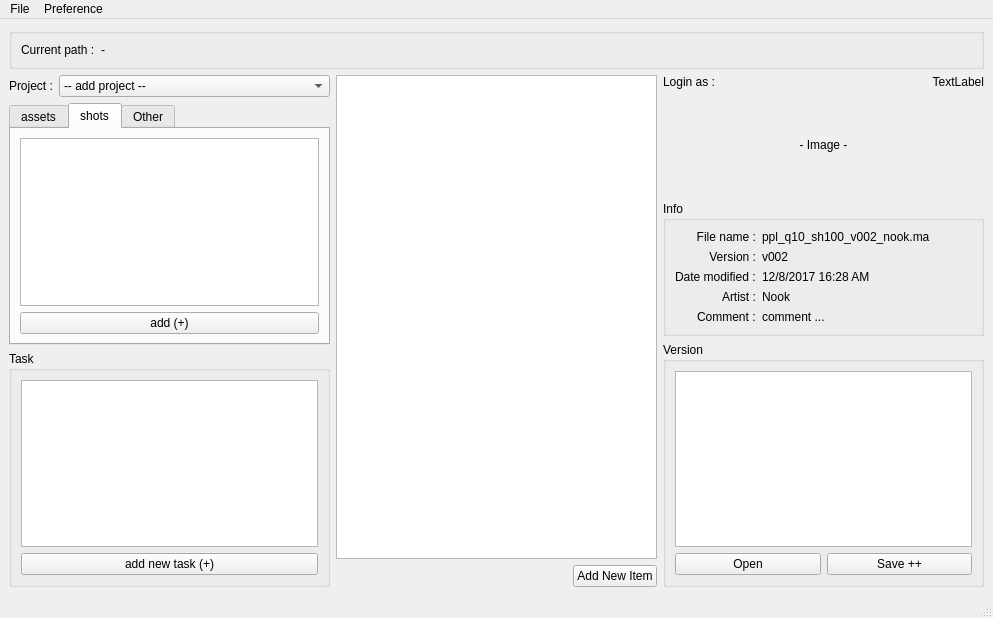
Before: the Qt Designer form ui/projectExplorer.ui in Shayen/sal_pipeline, drawn with Qt 5.
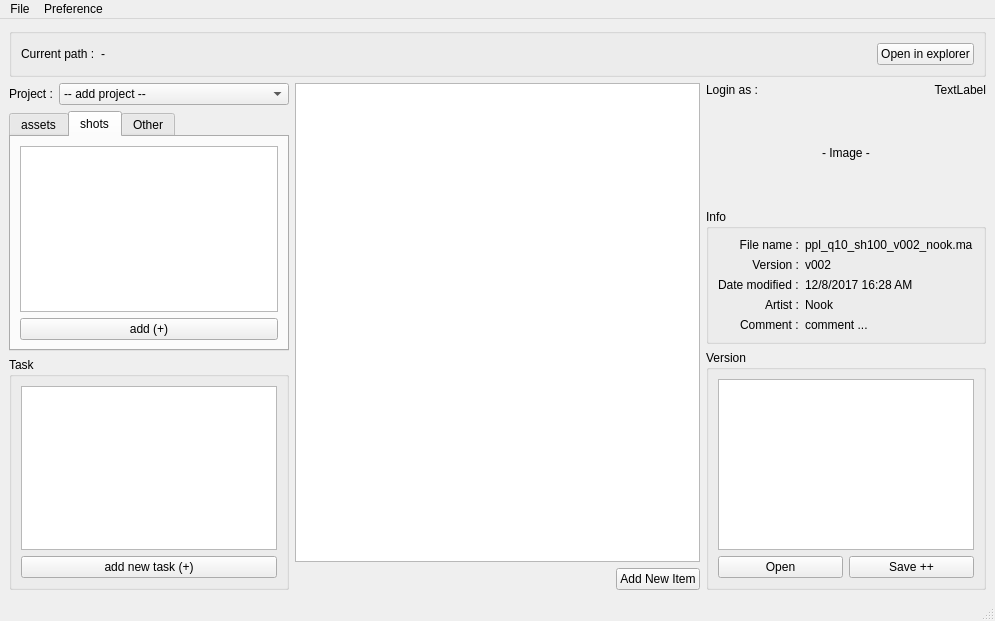
After: the same form once the commit is applied.

Diff of the .ui file:
```diff
--- a/ui/projectExplorer.ui
+++ b/ui/projectExplorer.ui
@@ -6,8 +6,8 @@
    <rect>
     <x>0</x>
     <y>0</y>
-    <width>993</width>
-    <height>618</height>
+    <width>995</width>
+    <height>621</height>
    </rect>
   </property>
   <property name="windowTitle">
@@ -17,10 +17,7 @@
    <layout class="QVBoxLayout" name="verticalLayout" stretch="0,0">
     <item>
      <widget class="QGroupBox" name="">
-      <layout class="QFormLayout" name="formLayout_path">
-       <property name="fieldGrowthPolicy">
-        <enum>QFormLayout::AllNonFixedFieldsGrow</enum>
-       </property>
+      <layout class="QGridLayout" name="gridLayout" columnstretch="0,2,0">
        <item row="0" column="0">
         <widget class="QLabel" name="label_currentpath">
          <property name="text">
@@ -41,11 +38,18 @@
          </property>
         </widget>
        </item>
+       <item row="0" column="2">
+        <widget class="QPushButton" name="pushButton_openExplorer">
+         <property name="text">
+          <string>Open in explorer</string>
+         </property>
+        </widget>
+       </item>
       </layout>
      </widget>
     </item>
     <item>
-     <layout class="QHBoxLayout" name="horizontalLayout_Main">
+     <layout class="QHBoxLayout" name="horizontalLayout_Main" stretch="0,2,0">
       <item>
        <layout class="QVBoxLayout" name="verticalLayout_Left">
         <item>
@@ -367,7 +371,7 @@
     <rect>
      <x>0</x>
      <y>0</y>
-     <width>993</width>
+     <width>995</width>
      <height>21</height>
     </rect>
    </property>
```
